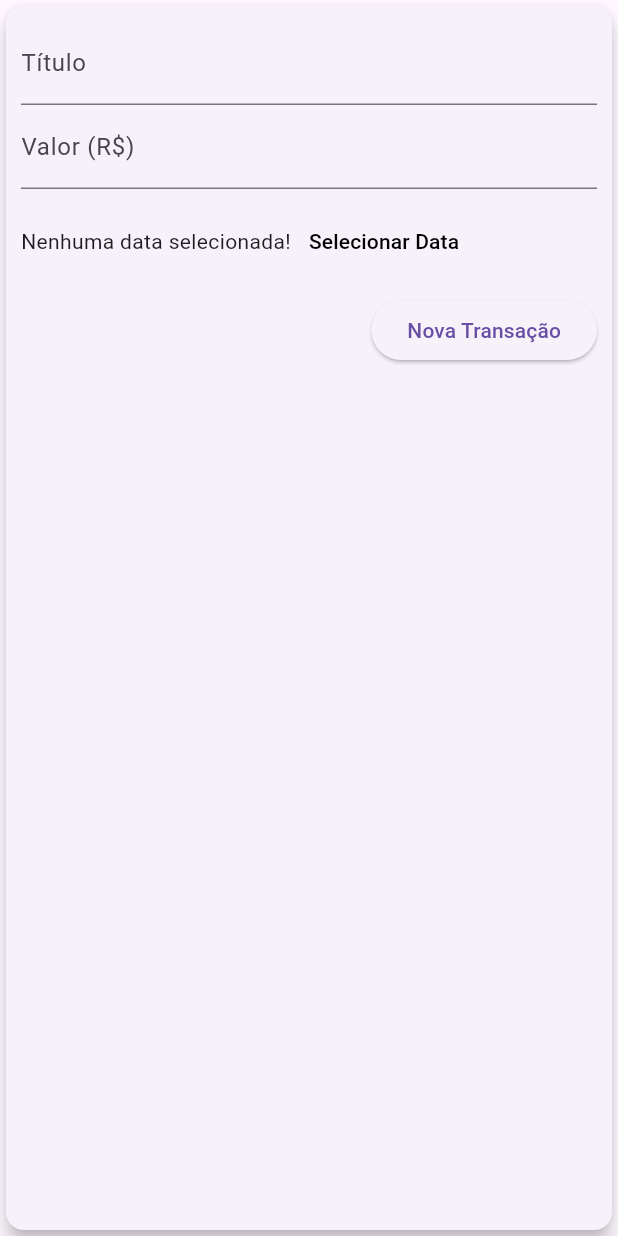
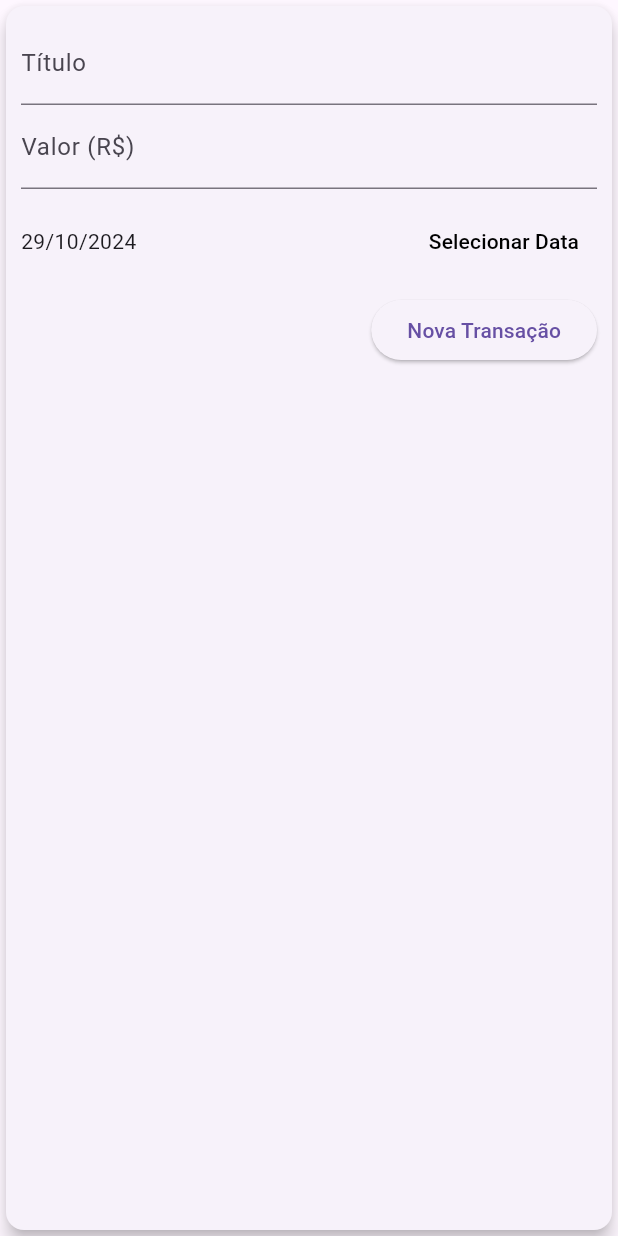
Before and after one commit to gabibecker/DespesasPessoais, a Flutter app: the TransactionForm widget shown alone on an empty page, opened directly with empty values, after a tap on "Nova Transação", on a phone screen of 412 x 824 dp. Run offline on Flutter 3.47's test engine with Material 3 defaults, Android fonts, the phone set to English and light mode, and no system bars.

Commit message:
131. Exibindo DatePicker

```diff
--- a/expenses/lib/components/transaction_form.dart
+++ b/expenses/lib/components/transaction_form.dart
@@ -1,4 +1,5 @@
 import 'package:flutter/material.dart';
+import 'package:intl/intl.dart';
 
 class TransactionForm extends StatefulWidget {
   final void Function(String, double) onSubmit;
@@ -10,18 +11,34 @@ class TransactionForm extends StatefulWidget {
 }
 
 class _TransactionFormState extends State<TransactionForm> {
-  final tittleController = TextEditingController();
-
-  final valueController = TextEditingController();
+  final _tittleController = TextEditingController();
+  final _valueController = TextEditingController();
+  DateTime _selectedDate = DateTime.now();
 
   _submitForm() {
-    final title = tittleController.text;
-    final value = double.tryParse(valueController.text) ?? 0.0;
+    final title = _tittleController.text;
+    final value = double.tryParse(_valueController.text) ?? 0.0;
     if (title.isEmpty || value <= 0) {
       return;
     } else {
       widget.onSubmit(title, value);
     }
+  }
+
+  _showDatePicker() {
+    showDatePicker(
+            context: context,
+            firstDate: DateTime(2019),
+            lastDate: DateTime.now())
+        .then((pickedDate) {
+      if(pickedDate == null){
+        return;
+      }
+
+      setState(() {
+         _selectedDate = pickedDate;
+      });
+    });
   }
 
   @override
@@ -33,14 +50,14 @@ class _TransactionFormState extends State<TransactionForm> {
         child: Column(
           children: <Widget>[
             TextField(
-              controller: tittleController,
+              controller: _tittleController,
               onSubmitted: (_) => _submitForm(),
               decoration: InputDecoration(
                 labelText: 'Título',
               ),
             ),
             TextField(
-                controller: valueController,
+                controller: _valueController,
                 keyboardType: TextInputType.numberWithOptions(decimal: true),
                 onSubmitted: (_) => _submitForm(),
                 decoration: InputDecoration(
@@ -50,14 +67,20 @@ class _TransactionFormState extends State<TransactionForm> {
               height: 70,
               child: Row(
                 children: [
-                  Text('Nenhuma data selecionada!'),
+                  Expanded(
+                    child: Text( _selectedDate ==null ?
+                     'Nenhuma data selecionada!' :
+                     DateFormat('d/M/y').format(_selectedDate),
+                     ),
+                  ),
                   TextButton(
                     child: Text(
                       'Selecionar Data',
-                       style: TextStyle(
+                      style: TextStyle(
                         color: Colors.black,
-                       ),),
-                    onPressed: () {},
+                      ),
+                    ),
+                    onPressed: _showDatePicker,
                     style: TextButton.styleFrom(
                       foregroundColor: Theme.of(context).primaryColor,
                     ),
@@ -70,12 +93,10 @@ class _TransactionFormState extends State<TransactionForm> {
               children: [
                 ElevatedButton(
                     onPressed: _submitForm,
-                    child: Text(
-                      'Nova Transação',
-                      style: TextStyle(
-                        color: Theme.of(context).primaryColor,
-                      )
-                    )),
+                    child: Text('Nova Transação',
+                        style: TextStyle(
+                          color: Theme.of(context).primaryColor,
+                        ))),
               ],
             )
           ],
```
